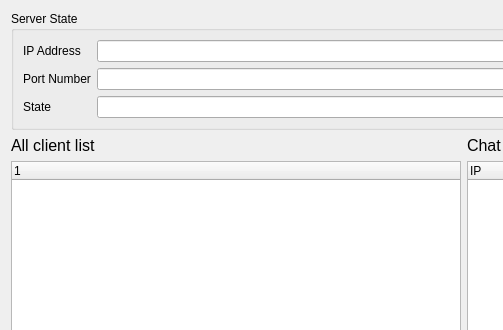
Qt form CSApp/chatmanagerform.ui (Jeong77777/Project_ClientChatManagementProgram_Qt) before a commit; both pictures show x 0 to 503 and y 0 to 330 of the 927 by 744 pixel window.
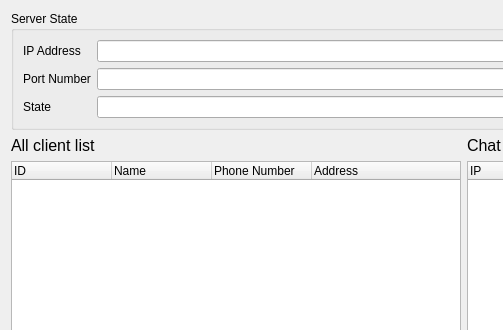
The same form after that commit.

```diff
--- a/CSApp/chatmanagerform.ui
+++ b/CSApp/chatmanagerform.ui
@@ -96,7 +96,22 @@
             <widget class="QTreeWidget" name="onlineTreeWidget">
              <column>
               <property name="text">
-               <string notr="true">1</string>
+               <string notr="true">ID</string>
+              </property>
+             </column>
+             <column>
+              <property name="text">
+               <string>Name</string>
+              </property>
+             </column>
+             <column>
+              <property name="text">
+               <string>Phone Number</string>
+              </property>
+             </column>
+             <column>
+              <property name="text">
+               <string>Address</string>
               </property>
              </column>
             </widget>
```
Left out of the diff: 2 changed lines with no effect on the pictures.
